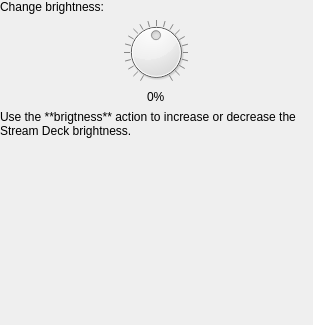
Qt form streamdeck_ui/actions/brightness/action_brightness.ui (timothycrosley/streamdeck-ui) before a commit.
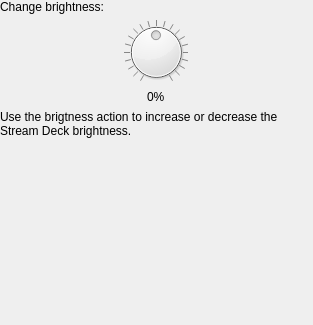
The same form after that commit.

Commit message: Fix markdown error

What changed in the file:
```diff
--- a/streamdeck_ui/actions/brightness/action_brightness.ui
+++ b/streamdeck_ui/actions/brightness/action_brightness.ui
@@ -93,10 +93,10 @@
         </sizepolicy>
        </property>
        <property name="text">
-        <string>Use the **brigtness** action to increase or decrease the Stream Deck brightness.</string>
+        <string>Use the brigtness action to increase or decrease the Stream Deck brightness.</string>
        </property>
        <property name="textFormat">
-        <enum>Qt::MarkdownText</enum>
+        <enum>Qt::PlainText</enum>
        </property>
        <property name="alignment">
         <set>Qt::AlignLeading|Qt::AlignLeft|Qt::AlignTop</set>
```
